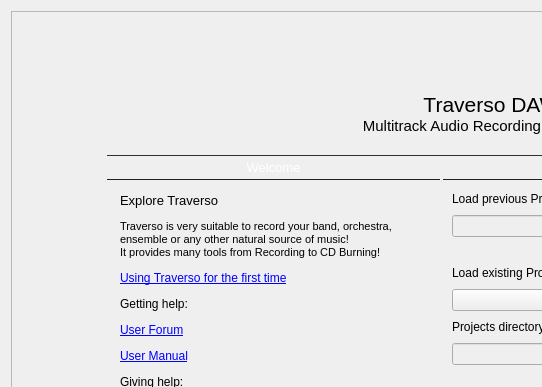
Qt form src/traverso/ui/WelcomeWidget.ui (ErwanLegrand/Traverso-DAW) before a commit; both pictures show x 0 to 542 and y 0 to 387 of the 887 by 621 pixel window.
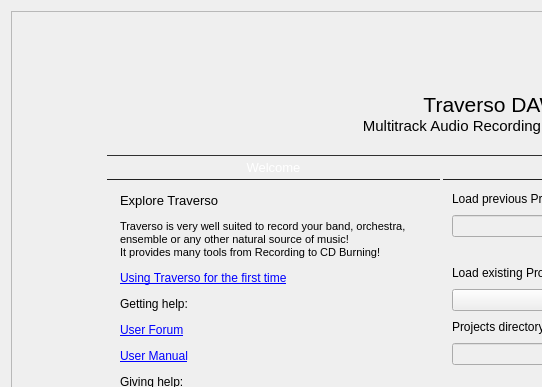
The same form after that commit. Icons and pictures are not drawn.

What changed in the file:
```diff
--- a/src/traverso/ui/WelcomeWidget.ui
+++ b/src/traverso/ui/WelcomeWidget.ui
@@ -310,7 +310,7 @@
 p, li { white-space: pre-wrap; }
 &lt;/style&gt;&lt;/head&gt;&lt;body style=&quot; font-family:'DejaVu Sans'; font-size:8pt; font-weight:400; font-style:normal;&quot;&gt;
 &lt;p style=&quot; margin-top:12px; margin-bottom:12px; margin-left:0px; margin-right:0px; -qt-block-indent:0; text-indent:0px;&quot;&gt;&lt;span style=&quot; font-size:10pt;&quot;&gt;Explore Traverso&lt;/span&gt;&lt;/p&gt;
-&lt;p style=&quot; margin-top:12px; margin-bottom:12px; margin-left:0px; margin-right:0px; -qt-block-indent:0; text-indent:0px;&quot;&gt;Traverso is very suitable to record your band, orchestra, ensemble or any other natural source of music!&lt;br /&gt;It provides many tools from Recording to CD Burning!&lt;/p&gt;
+&lt;p style=&quot; margin-top:12px; margin-bottom:12px; margin-left:0px; margin-right:0px; -qt-block-indent:0; text-indent:0px;&quot;&gt;Traverso is very well suited to record your band, orchestra, ensemble or any other natural source of music!&lt;br /&gt;It provides many tools from Recording to CD Burning!&lt;/p&gt;
 &lt;p style=&quot; margin-top:12px; margin-bottom:12px; margin-left:0px; margin-right:0px; -qt-block-indent:0; text-indent:0px;&quot;&gt;&lt;a href=&quot;http://traverso-daw.org/FirstTime&quot;&gt;&lt;span style=&quot; font-size:9pt; text-decoration: underline; color:#0000ff;&quot;&gt;Using Traverso for the first time&lt;/span&gt;&lt;/a&gt;&lt;/p&gt;
 &lt;p style=&quot; margin-top:12px; margin-bottom:12px; margin-left:0px; margin-right:0px; -qt-block-indent:0; text-indent:0px;&quot;&gt;&lt;span style=&quot; font-size:9pt;&quot;&gt;Getting help:&lt;/span&gt;&lt;/p&gt;
 &lt;p style=&quot; margin-top:12px; margin-bottom:12px; margin-left:0px; margin-right:0px; -qt-block-indent:0; text-indent:0px;&quot;&gt;&lt;a href=&quot;http://traverso-daw.org/forum/&quot;&gt;&lt;span style=&quot; font-size:9pt; text-decoration: underline; color:#0000ff;&quot;&gt;User Forum&lt;/span&gt;&lt;/a&gt;&lt;/p&gt;
```
